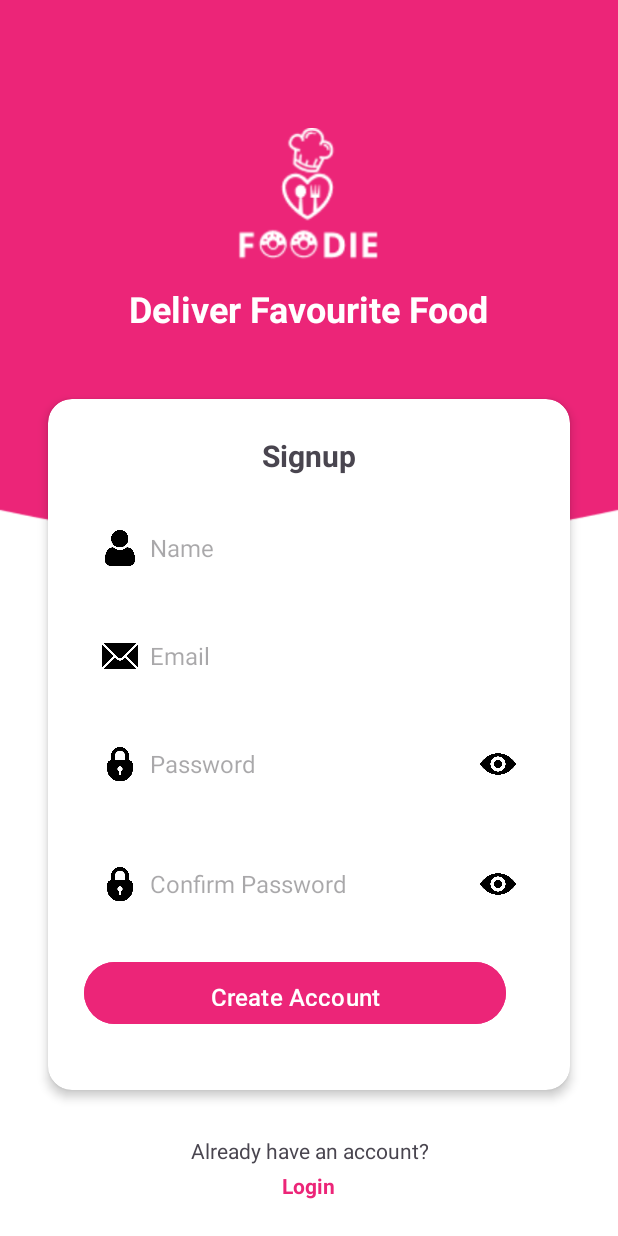
After one commit to nguyenvanbao1310/Project-App-Food, an Android app: the layout activity_register.xml on its own in the app's theme, with its tools: preview values and no code run, on a phone screen of 412 x 824 dp. The commit adds this screen. Run offline under Robolectric (Android 15) with nearby library versions, the phone set to English and light mode, and no system bars.

Commit message:
vanhung
UI_Register -> first-commit

```diff
--- /dev/null
+++ b/AndroiStudio/app/src/main/java/com/example/app_food/Activity/RegisterActivity.java
@@ -0,0 +1,139 @@
+package com.example.app_food.Activity;
+
+import android.animation.AnimatorSet;
+import android.animation.ObjectAnimator;
+import android.annotation.SuppressLint;
+import android.os.Bundle;
+import android.text.InputType;
+import android.util.Patterns;
+import android.view.View;
+import android.widget.EditText;
+import android.widget.ImageView;
+import android.widget.TextView;
+import android.widget.Toast;
+
+import androidx.activity.EdgeToEdge;
+import androidx.appcompat.app.AppCompatActivity;
+import androidx.core.graphics.Insets;
+import androidx.core.view.ViewCompat;
+import androidx.core.view.WindowInsetsCompat;
+
+public class RegisterActivity extends AppCompatActivity {
+
+    private EditText emailInput, passwordInput,passwordConfirmInput;
+    private TextView otpMessage;
+
+
+    @SuppressLint("SetTextI18n")
+    @Override
+    protected void onCreate(Bundle savedInstanceState) {
+        super.onCreate(savedInstanceState);
+        EdgeToEdge.enable(this);
+        setContentView(R.layout.activity_register);
+
+        // Xử lý toàn màn hình
+        ViewCompat.setOnApplyWindowInsetsListener(findViewById(R.id.register), (v, insets) -> {
+            Insets systemBars = insets.getInsets(WindowInsetsCompat.Type.systemBars());
+            v.setPadding(systemBars.left, systemBars.top, systemBars.right, systemBars.bottom);
+            return insets;
+        });
+
+        // Lấy view từ layout
+        View signupCard = findViewById(R.id.signup_card);
+        View otpCard = findViewById(R.id.otp_card);
+        View createAccountButton = findViewById(R.id.btn_create_account);
+        emailInput = findViewById(R.id.email_input);
+        passwordInput = findViewById(R.id.password_input);
+        passwordConfirmInput=findViewById(R.id.confirm_password_input);
+        ImageView passwordToggle = findViewById(R.id.password_toggle);
+        ImageView passwordToggleConfirm = findViewById(R.id.confirm_password_toggle);
+        otpMessage = findViewById(R.id.otp_message);
+
+        // Ẩn OTP Card ban đầu
+        otpCard.setVisibility(View.INVISIBLE);
+
+        // Xử lý sự kiện hiển thị/ẩn mật khẩu
+        togglePasswordVisibility(passwordInput, passwordToggle);
+        togglePasswordVisibility(passwordConfirmInput, passwordToggleConfirm);
+
+        // Sự kiện nhấn nút "Create Account"
+        createAccountButton.setOnClickListener(v -> {
+            if (validateInput()) {
+                String email = emailInput.getText().toString().trim();
+                otpMessage.setText("Code sent to " + email + ". This code will expire in 01:30");
+                showOTPForm(signupCard, otpCard);
+            }
+        });
+    }
+
+    private boolean validateInput() {
+        String email = emailInput.getText().toString().trim();
+        String password = passwordInput.getText().toString().trim();
+        String passwordConfirm = passwordConfirmInput.getText().toString().trim();
+        boolean isValid = true;
+
+        // Kiểm tra Email
+        if (!Patterns.EMAIL_ADDRESS.matcher(email).matches()) {
+            Toast.makeText(this, "Invalid email or already in use!", Toast.LENGTH_SHORT).show();
+            isValid = false;
+        }
+
+        // Kiểm tra Password
+        if (password.length() < 6) {
+            Toast.makeText(this, "Password must be at least 6 characters long!", Toast.LENGTH_SHORT).show();
+            isValid = false;
+        }
+        if(!password.equals(passwordConfirm)){
+            Toast.makeText(this, "Passwords do not match!", Toast.LENGTH_SHORT).show();
+            isValid = false;
+        }
+
+
+        return isValid;
+    }
+
+    private void togglePasswordVisibility(EditText passwordField, ImageView toggleIcon) {
+        toggleIcon.setOnClickListener(v -> {
+            if (passwordField.getInputType() == (InputType.TYPE_CLASS_TEXT | InputType.TYPE_TEXT_VARIATION_PASSWORD)) {
+                passwordField.setInputType(InputType.TYPE_CLASS_TEXT | InputType.TYPE_TEXT_VARIATION_VISIBLE_PASSWORD);
+                toggleIcon.setImageResource(R.drawable.hidden); // Đổi sang icon hidden
+            } else {
+                passwordField.setInputType(InputType.TYPE_CLASS_TEXT | InputType.TYPE_TEXT_VARIATION_PASSWORD);
+                toggleIcon.setImageResource(R.drawable.eye); // Đổi lại icon eye
+            }
+            passwordField.setSelection(passwordField.getText().length());
+        });
+    }
+
+    private void showOTPForm(View signupCard, View otpCard) {
+        // Animation SignUp trượt sang trái + mờ dần
+        ObjectAnimator slideLeft = ObjectAnimator.ofFloat(signupCard, "translationX", 0f, -signupCard.getWidth());
+        ObjectAnimator fadeOut = ObjectAnimator.ofFloat(signupCard, "alpha", 1f, 0f);
+
+        // Animation OTP Card trượt vào từ phải + hiện dần
+        ObjectAnimator slideIn = ObjectAnimator.ofFloat(otpCard, "translationX", otpCard.getWidth(), 0f);
+        ObjectAnimator fadeIn = ObjectAnimator.ofFloat(otpCard, "alpha", 0f, 1f);
+
+        // Gom animation SignUp lại
+        AnimatorSet hideSignUp = new AnimatorSet();
+        hideSignUp.playTogether(slideLeft, fadeOut);
+        hideSignUp.setDuration(500);
+
+        // Gom animation OTP lại
+        AnimatorSet showOTP = new AnimatorSet();
+        showOTP.playTogether(slideIn, fadeIn);
+        showOTP.setDuration(500);
+
+        // Chạy Animation
+        hideSignUp.addListener(new android.animation.AnimatorListenerAdapter() {
+            @Override
+            public void onAnimationEnd(android.animation.Animator animation) {
+                signupCard.setVisibility(View.GONE);
+                otpCard.setVisibility(View.VISIBLE);
+                showOTP.start();
+            }
+        });
+
+        hideSignUp.start();
+    }
+}
--- /dev/null
+++ b/AndroiStudio/app/src/main/res/layout/activity_register.xml
@@ -0,0 +1,371 @@
+<androidx.constraintlayout.widget.ConstraintLayout xmlns:android="http://schemas.android.com/apk/res/android"
+    xmlns:app="http://schemas.android.com/apk/res-auto"
+    android:id="@+id/register"
+    android:layout_width="match_parent"
+    android:layout_height="match_parent"
+    android:background="@color/white">
+
+    <!-- Hình nền từ drawable -->
+    <LinearLayout
+        android:id="@+id/pinkBackground"
+        android:layout_width="0dp"
+        android:layout_height="0dp"
+        android:background="@drawable/background"
+        android:gravity="center_horizontal"
+        android:orientation="vertical"
+        app:layout_constraintTop_toTopOf="parent"
+        app:layout_constraintBottom_toTopOf="@+id/guideline"
+        app:layout_constraintStart_toStartOf="parent"
+        app:layout_constraintEnd_toEndOf="parent">
+
+        <!-- Logo phía trên tiêu đề -->
+        <ImageView
+            android:id="@+id/logo"
+            android:layout_width="97dp"
+            android:layout_height="94dp"
+            android:layout_marginTop="85dp"
+            android:src="@drawable/logo"
+            android:contentDescription="App Logo"
+            android:layout_gravity="center_horizontal"/>
+
+        <!-- Tiêu đề "Deliver Favourite Food" -->
+        <TextView
+            android:id="@+id/title"
+            android:layout_width="wrap_content"
+            android:layout_height="wrap_content"
+            android:layout_marginTop="10dp"
+            android:text="Deliver Favourite Food"
+            android:textColor="@color/white"
+            android:textSize="24sp"
+            android:textStyle="bold" />
+
+    </LinearLayout>
+
+    <!-- Guideline để chia màn hình thành hai phần bằng nhau -->
+    <androidx.constraintlayout.widget.Guideline
+        android:id="@+id/guideline"
+        android:layout_width="wrap_content"
+        android:layout_height="wrap_content"
+        android:orientation="horizontal"
+        app:layout_constraintGuide_begin="366dp" />
+
+    <!-- Signup Card -->
+    <androidx.cardview.widget.CardView
+        android:id="@+id/signup_card"
+        android:layout_width="0dp"
+        android:layout_height="wrap_content"
+        android:layout_marginHorizontal="32dp"
+        android:layout_marginTop="-100dp"
+        app:cardCornerRadius="16dp"
+        android:visibility="visible"
+        app:cardElevation="4dp"
+        app:layout_constraintTop_toBottomOf="@+id/guideline"
+        app:layout_constraintStart_toStartOf="parent"
+        app:layout_constraintEnd_toEndOf="parent">
+
+        <LinearLayout
+            android:layout_width="match_parent"
+            android:layout_height="match_parent"
+            android:orientation="vertical"
+            android:padding="24dp">
+
+            <!-- Title -->
+            <TextView
+                android:id="@+id/signup_title"
+                android:layout_width="wrap_content"
+                android:layout_height="wrap_content"
+                android:layout_gravity="center_horizontal"
+                android:gravity="center"
+                android:paddingBottom="16dp"
+                android:text="Signup"
+                android:textSize="20sp"
+                android:textStyle="bold" />
+
+            <!-- Name Input -->
+            <LinearLayout
+                android:layout_width="match_parent"
+                android:layout_height="wrap_content"
+                android:layout_marginBottom="8dp"
+                android:gravity="center_vertical"
+                android:orientation="horizontal"
+                android:paddingHorizontal="12dp"
+                android:paddingVertical="8dp">
+
+                <ImageView
+                    android:layout_width="24dp"
+                    android:layout_height="24dp"
+                    android:src="@drawable/user" />
+
+                <EditText
+                    android:id="@+id/name_input"
+                    android:layout_width="0dp"
+                    android:layout_height="wrap_content"
+                    android:layout_weight="1"
+                    android:background="@android:color/transparent"
+                    android:hint="Name"
+                    android:minHeight="48dp"
+                    android:paddingStart="8dp"
+                    android:textSize="16sp" />
+            </LinearLayout>
+
+            <!-- Email Input -->
+            <LinearLayout
+                android:layout_width="match_parent"
+                android:layout_height="wrap_content"
+                android:layout_marginBottom="8dp"
+                android:gravity="center_vertical"
+                android:orientation="horizontal"
+                android:paddingHorizontal="12dp"
+                android:paddingVertical="8dp">
+
+                <ImageView
+                    android:layout_width="24dp"
+                    android:layout_height="24dp"
+                    android:src="@drawable/mail" />
+
+                <EditText
+                    android:id="@+id/email_input"
+                    android:layout_width="0dp"
+                    android:layout_height="wrap_content"
+                    android:layout_weight="1"
+                    android:background="@android:color/transparent"
+                    android:hint="Email"
+                    android:minHeight="48dp"
+                    android:paddingStart="8dp"
+                    android:textSize="16sp" />
+            </LinearLayout>
+
+            <!-- Password Input -->
+            <LinearLayout
+                android:layout_width="match_parent"
+                android:layout_height="wrap_content"
+                android:layout_marginBottom="16dp"
+                android:gravity="center_vertical"
+                android:orientation="horizontal"
+                android:paddingHorizontal="12dp"
+                android:paddingVertical="8dp">
+
+                <ImageView
+                    android:layout_width="24dp"
+                    android:layout_height="24dp"
+                    android:src="@drawable/lock" />
+
+                <EditText
+                    android:id="@+id/password_input"
+                    android:layout_width="0dp"
+                    android:layout_height="wrap_content"
+                    android:layout_weight="1"
+                    android:background="@android:color/transparent"
+                    android:hint="Password"
+                    android:inputType="textPassword"
+                    android:minHeight="48dp"
+                    android:paddingStart="8dp"
+                    android:textSize="16sp" />
+
+                <ImageView
+                    android:id="@+id/password_toggle"
+                    android:layout_width="24dp"
+                    android:layout_height="24dp"
+                    android:src="@drawable/eye"
+                    android:clickable="true"
+                    android:focusable="true"/>
+
+            </LinearLayout>
+            <!-- Confirm Password Input -->
+            <LinearLayout
+                android:layout_width="match_parent"
+                android:layout_height="wrap_content"
+                android:layout_marginBottom="16dp"
+                android:gravity="center_vertical"
+                android:orientation="horizontal"
+                android:paddingHorizontal="12dp"
+                android:paddingVertical="8dp">
+
+                <ImageView
+                    android:layout_width="24dp"
+                    android:layout_height="24dp"
+                    android:src="@drawable/lock" />
+
+                <EditText
+                    android:id="@+id/confirm_password_input"
+                    android:layout_width="0dp"
+                    android:layout_height="wrap_content"
+                    android:layout_weight="1"
+                    android:background="@android:color/transparent"
+                    android:hint="Confirm Password"
+                    android:inputType="textPassword"
+                    android:minHeight="48dp"
+                    android:paddingStart="8dp"
+                    android:textSize="16sp" />
+
+                <ImageView
+                    android:id="@+id/confirm_password_toggle"
+                    android:layout_width="24dp"
+                    android:layout_height="24dp"
+                    android:src="@drawable/eye"
+                    android:clickable="true"
+                    android:focusable="true"/>
+
+            </LinearLayout>
+
+            <!-- Button Create Account -->
+            <Button
+                android:id="@+id/btn_create_account"
+                android:layout_width="281dp"
+                android:layout_height="49dp"
+                android:layout_marginBottom="16dp"
+                android:backgroundTint="@color/pink"
+                android:paddingVertical="12dp"
+                android:text="Create Account"
+                android:textColor="@color/white"
+                android:textSize="16sp" />
+
+
+        </LinearLayout>
+
+    </androidx.cardview.widget.CardView>
+    <LinearLayout
+        android:id="@+id/bottom_text"
+        android:layout_width="wrap_content"
+        android:layout_height="wrap_content"
+        android:orientation="vertical"
+        android:gravity="center"
+        app:layout_constraintBottom_toBottomOf="parent"
+        app:layout_constraintStart_toStartOf="parent"
+        app:layout_constraintEnd_toEndOf="parent"
+        android:layout_marginBottom="24dp">
+
+        <TextView
+            android:layout_width="wrap_content"
+            android:layout_height="wrap_content"
+            android:text="Already have an account?"
+            android:textSize="14sp"
+            android:gravity="center"
+            android:paddingBottom="4dp" />
+
+        <TextView
+            android:id="@+id/tv_signup"
+            android:layout_width="wrap_content"
+            android:layout_height="wrap_content"
+            android:text="Login"
+            android:textSize="14sp"
+            android:textColor="@color/pink"
+            android:textStyle="bold"
+            android:gravity="center"/>
+    </LinearLayout>
+    <!-- Verification Card -->
+    <androidx.cardview.widget.CardView
+        android:id="@+id/otp_card"
+        android:layout_width="0dp"
+        android:layout_height="wrap_content"
+        android:layout_marginHorizontal="32dp"
+        app:cardCornerRadius="16dp"
+        app:cardElevation="4dp"
+        android:visibility="gone"
+        app:layout_constraintTop_toTopOf="parent"
+        app:layout_constraintBottom_toBottomOf="parent"
+        app:layout_constraintStart_toStartOf="parent"
+        app:layout_constraintEnd_toEndOf="parent">
+
+        <LinearLayout
+            android:layout_width="match_parent"
+            android:layout_height="match_parent"
+            android:orientation="vertical"
+            android:padding="24dp"
+            android:gravity="center_horizontal">
+
+            <!-- Title -->
+            <TextView
+                android:layout_width="wrap_content"
+                android:layout_height="wrap_content"
+                android:text="Enter 4 digit verification code"
+                android:textSize="18sp"
+                android:textStyle="bold"
+                android:gravity="center" />
+
+            <!-- Subtitle -->
+            <TextView
+                android:id="@+id/otp_message"
+                android:layout_width="wrap_content"
+                android:layout_height="wrap_content"
+                android:layout_marginTop="8dp"
+                android:text="Code sent to gmail This code will expire in 01:30"
+                android:textSize="14sp"
+                android:textColor="@color/black"
+                android:gravity="center"
+                android:textAlignment="center" />
+
+            <!-- OTP Input -->
+            <LinearLayout
+                android:layout_width="wrap_content"
+                android:layout_height="wrap_content"
+                android:layout_marginTop="16dp"
+                android:orientation="horizontal"
+                android:gravity="center">
+
+                <EditText
+                    android:id="@+id/otp1"
+                    android:layout_width="48dp"
+                    android:layout_height="48dp"
+                    android:layout_margin="4dp"
+                    android:background="@drawable/otp_box"
+                    android:gravity="center"
+                    android:inputType="number"
+                    android:hint="@null"
+
+                    android:maxLength="1"
+                    android:textSize="18sp" />
+
+                <EditText
+                    android:id="@+id/otp2"
+                    android:layout_width="48dp"
+                    android:layout_height="48dp"
+                    android:layout_margin="4dp"
+                    android:background="@drawable/otp_box"
+                    android:gravity="center"
+                    android:inputType="number"
+                    android:hint="@null"
+
+                    android:maxLength="1"
+                    android:textSize="18sp" />
+
+                <EditText
+                    android:id="@+id/otp3"
+                    android:layout_width="48dp"
+                    android:layout_height="48dp"
+                    android:layout_margin="4dp"
+                    android:background="@drawable/otp_box"
+                    android:gravity="center"
+                    android:inputType="number"
+                    android:hint="@null"
+
+                    android:maxLength="1"
+                    android:textSize="18sp" />
+
+                <EditText
+                    android:id="@+id/otp4"
+                    android:layout_width="48dp"
+                    android:layout_height="48dp"
+                    android:layout_margin="4dp"
+                    android:background="@drawable/otp_box"
+                    android:gravity="center"
+                    android:inputType="number"
+                    android:hint="@null"
+                    android:maxLength="1"
+                    android:textSize="18sp" />
+            </LinearLayout>
+
+            <!-- Confirm Button -->
+            <Button
+                android:id="@+id/btn_confirm"
+                android:layout_width="match_parent"
+                android:layout_height="48dp"
+                android:layout_marginTop="24dp"
+                android:backgroundTint="@color/pink"
+                android:text="Confirm"
+                android:textColor="@color/white"
+                android:textSize="16sp"
+                android:textStyle="bold" />
+        </LinearLayout>
+    </androidx.cardview.widget.CardView>
+</androidx.constraintlayout.widget.ConstraintLayout>
--- a/AndroiStudio/app/src/main/res/values/colors.xml
+++ b/AndroiStudio/app/src/main/res/values/colors.xml
@@ -1,5 +1,7 @@
 <?xml version="1.0" encoding="utf-8"?>
 <resources>
     <color name="black">#FF000000</color>
-    <color name="white">#FFFFFFFF</color>
+    <color name="colorPrimary">#FF6200EE</color>
+    <color name="white">#FFFFFF</color>
+    <color name="pink">#EC2578</color>
 </resources>
```
Also changed, not shown: AndroiStudio/app/src/main/res/drawable/background.png (added), AndroiStudio/app/src/main/res/drawable/eye.png (added), AndroiStudio/app/src/main/res/drawable/hidden.png (added), AndroiStudio/app/src/main/res/drawable/lock.png (added), AndroiStudio/app/src/main/res/drawable/logo.png (added), AndroiStudio/app/src/main/res/drawable/mail.png (added), AndroiStudio/app/src/main/res/drawable/otp_box.png (added), AndroiStudio/app/src/main/res/drawable/user.png (added).
